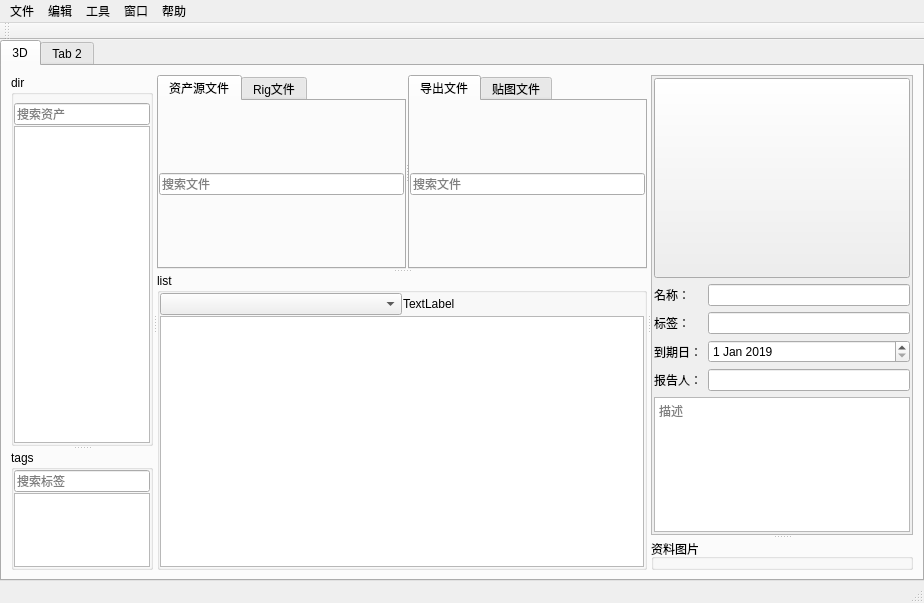
First picture: the form in assetsManage/UI/AM_MainWin.ui, repository IvanYangYangXi/pyqt_study, before the edit.
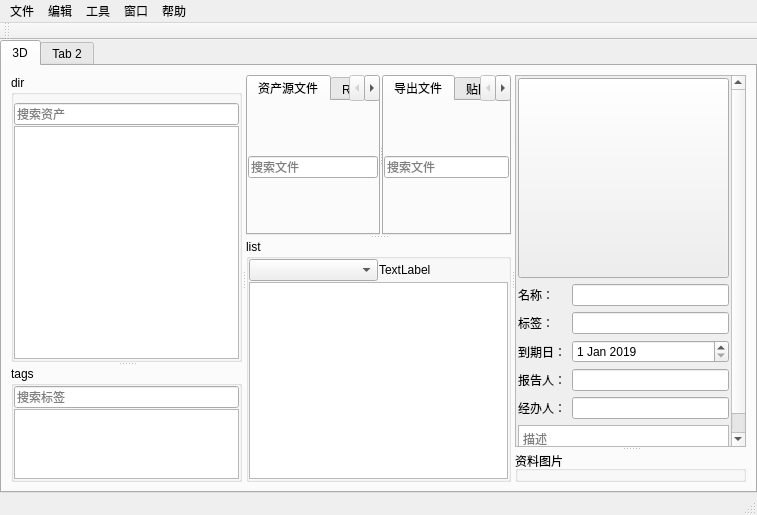
Second picture: the form after the edit. Icons and pictures are not drawn.

What changed in the file:
```diff
--- a/assetsManage/UI/AM_MainWin.ui
+++ b/assetsManage/UI/AM_MainWin.ui
@@ -6,8 +6,8 @@
    <rect>
     <x>0</x>
     <y>0</y>
-    <width>924</width>
-    <height>603</height>
+    <width>757</width>
+    <height>515</height>
    </rect>
   </property>
   <property name="windowTitle">
@@ -58,7 +58,7 @@
           <widget class="QSplitter" name="splitter_dir">
            <property name="sizePolicy">
             <sizepolicy hsizetype="Preferred" vsizetype="Expanding">
-             <horstretch>1</horstretch>
+             <horstretch>0</horstretch>
              <verstretch>0</verstretch>
             </sizepolicy>
            </property>
@@ -165,7 +165,7 @@
           <widget class="QSplitter" name="splitter_file">
            <property name="sizePolicy">
             <sizepolicy hsizetype="Preferred" vsizetype="Expanding">
-             <horstretch>3</horstretch>
+             <horstretch>0</horstretch>
              <verstretch>0</verstretch>
             </sizepolicy>
            </property>
@@ -411,8 +411,8 @@
               <rect>
                <x>0</x>
                <y>0</y>
-               <width>260</width>
-               <height>470</height>
+               <width>190</width>
+               <height>394</height>
               </rect>
              </property>
              <property name="layoutDirection">
@@ -519,6 +519,16 @@
                   </property>
                  </widget>
                 </item>
+                <item row="4" column="0">
+                 <widget class="QLabel" name="label_5">
+                  <property name="text">
+                   <string>经办人：</string>
+                  </property>
+                 </widget>
+                </item>
+                <item row="4" column="1">
+                 <widget class="QLineEdit" name="lineEdit_operator"/>
+                </item>
                </layout>
               </item>
               <item>
@@ -607,7 +617,7 @@
     <rect>
      <x>0</x>
      <y>0</y>
-     <width>924</width>
+     <width>757</width>
      <height>23</height>
     </rect>
    </property>
```
